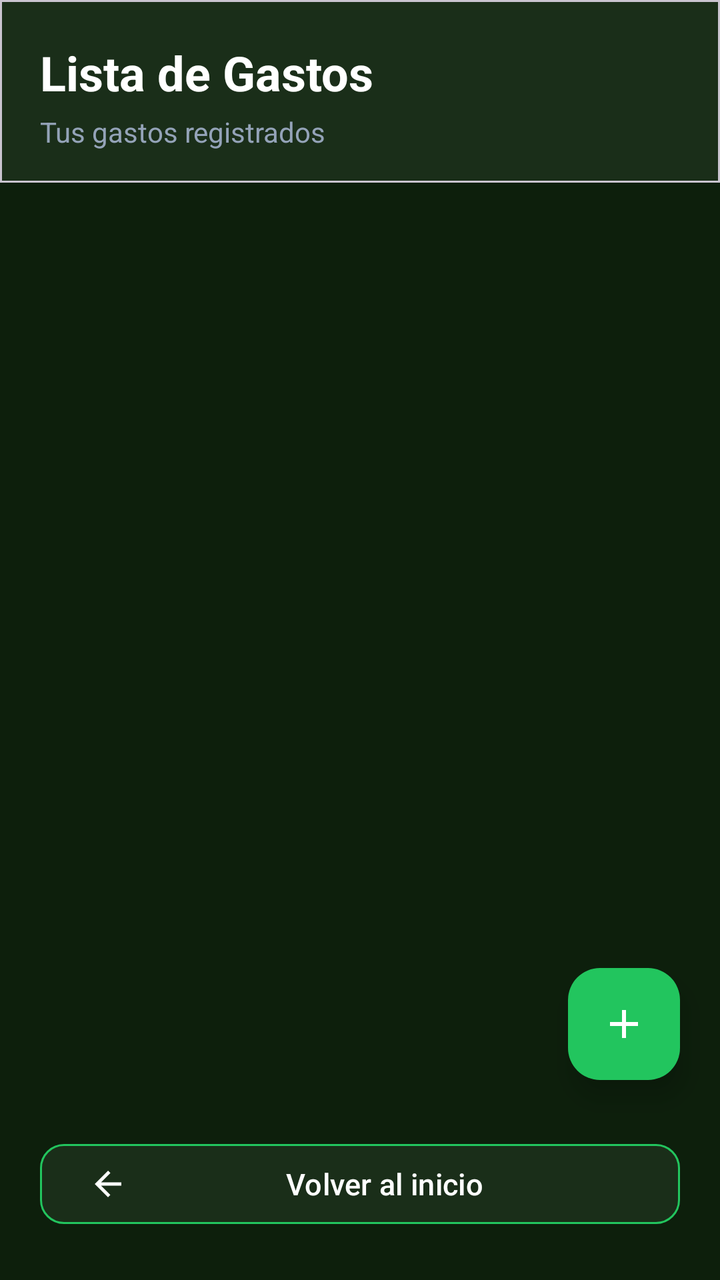
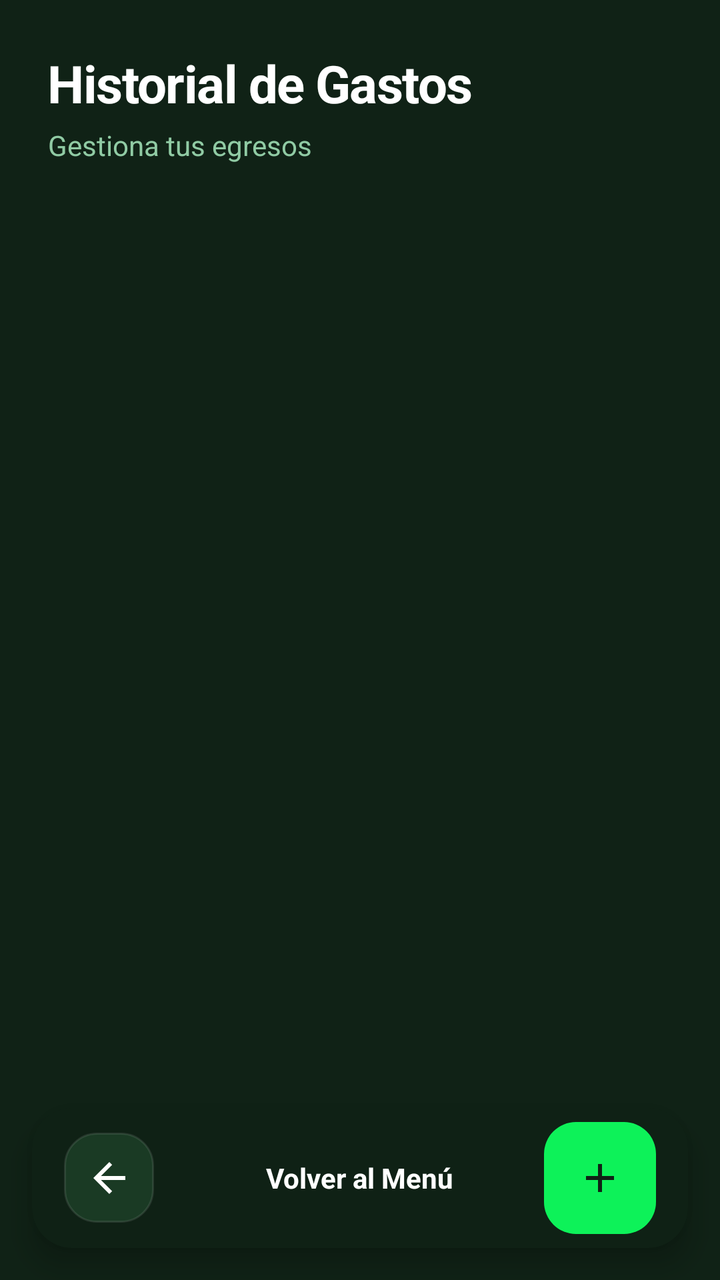

The first picture is an Android layout as it rendered before a commit; the second is the same layout after the commit. The layout source and the unified diff follow.
<!-- AndroidManifest.xml: application theme Theme.IngresosGastosApp -->
<!-- res/layout/fragment_list_gastos.xml -->
<?xml version="1.0" encoding="utf-8"?>
<androidx.constraintlayout.widget.ConstraintLayout
    xmlns:android="http://schemas.android.com/apk/res/android"
    xmlns:app="http://schemas.android.com/apk/res-auto"
    xmlns:tools="http://schemas.android.com/tools"
    android:layout_width="match_parent"
    android:layout_height="match_parent"
    android:background="@color/bg_dark">

    <com.google.android.material.card.MaterialCardView
        android:id="@+id/card_header_gastos"
        android:layout_width="0dp"
        android:layout_height="wrap_content"
        app:cardCornerRadius="0dp"
        app:cardElevation="0dp"
        app:cardBackgroundColor="@color/bg_dark_card"
        android:layout_marginBottom="16dp"
        app:layout_constraintTop_toTopOf="parent"
        app:layout_constraintStart_toStartOf="parent"
        app:layout_constraintEnd_toEndOf="parent">

        <LinearLayout
            android:layout_width="match_parent"
            android:layout_height="wrap_content"
            android:orientation="vertical"
            android:paddingHorizontal="20dp"
            android:paddingTop="20dp"
            android:paddingBottom="16dp">

            <TextView
                android:id="@+id/tvTituloGastos"
                android:layout_width="wrap_content"
                android:layout_height="wrap_content"
                android:text="Lista de Gastos"
                android:textSize="24sp"
                android:textStyle="bold"
                android:textColor="@color/text_on_dark"/>

            <TextView
                android:id="@+id/tvSubtitleGastos"
                android:layout_width="wrap_content"
                android:layout_height="wrap_content"
                android:text="Tus gastos registrados"
                android:textSize="14sp"
                android:textColor="@color/text_on_dark_muted"
                android:layout_marginTop="4dp"/>
        </LinearLayout>
    </com.google.android.material.card.MaterialCardView>

    <androidx.recyclerview.widget.RecyclerView
        android:id="@+id/recyclerviewGastos"
        android:layout_width="0dp"
        android:layout_height="0dp"
        android:paddingHorizontal="16dp"
        android:paddingTop="8dp"
        android:paddingBottom="88dp"
        android:clipToPadding="false"
        android:overScrollMode="never"
        app:layout_constraintTop_toBottomOf="@id/card_header_gastos"
        app:layout_constraintBottom_toTopOf="@id/btnVolverMainGastos"
        app:layout_constraintStart_toStartOf="parent"
        app:layout_constraintEnd_toEndOf="parent"/>

    <com.google.android.material.button.MaterialButton
        android:id="@+id/btnVolverMainGastos"
        style="@style/Widget.Material3.Button.OutlinedButton"
        android:layout_width="0dp"
        android:layout_height="wrap_content"
        android:text="Volver al inicio"
        android:textAllCaps="false"
        android:textSize="15sp"
        android:textColor="@color/text_on_dark"
        app:strokeColor="@color/green_accent"
        app:strokeWidth="1dp"
        app:backgroundTint="@color/bg_dark_card"
        app:cornerRadius="12dp"
        app:icon="@drawable/ic_arrow_back"
        app:iconTint="@color/white"
        app:iconSize="20dp"
        android:layout_marginHorizontal="20dp"
        android:layout_marginBottom="24dp"
        app:layout_constraintBottom_toBottomOf="parent"
        app:layout_constraintStart_toStartOf="parent"
        app:layout_constraintEnd_toEndOf="parent"/>

    <com.google.android.material.floatingactionbutton.FloatingActionButton
        android:id="@+id/floatingActionButtonGasto"
        android:layout_width="wrap_content"
        android:layout_height="wrap_content"
        android:contentDescription="Agregar nuevo gasto"
        app:srcCompat="@drawable/ic_add"
        app:tint="@color/white"
        app:backgroundTint="@color/green_accent"
        app:fabSize="normal"
        app:elevation="8dp"
        app:layout_constraintBottom_toBottomOf="parent"
        app:layout_constraintEnd_toEndOf="parent"
        android:layout_marginEnd="20dp"
        android:layout_marginBottom="100dp"/>
</androidx.constraintlayout.widget.ConstraintLayout>
<!-- resources referenced by this layout -->
<resources>
  <color name="bg_dark">#0D1F0C</color>
  <color name="bg_dark_card">#1A2E19</color>
  <color name="green_accent">#22C55E</color>
  <color name="text_on_dark">#FFFFFF</color>
  <color name="text_on_dark_muted">#94A3B8</color>
  <color name="white">#FFFFFFFF</color>
  <!-- drawable ic_add (drawable) -->
  <vector xmlns:android="http://schemas.android.com/apk/res/android" android:height="24dp" android:tint="#000000" android:viewportHeight="24" android:viewportWidth="24" android:width="24dp">
        
      <path android:fillColor="@android:color/white" android:pathData="M19,13h-6v6h-2v-6H5v-2h6V5h2v6h6v2z"/>
      
  </vector>
  <!-- drawable ic_arrow_back (drawable) -->
  <?xml version="1.0" encoding="utf-8"?>
  <vector xmlns:android="http://schemas.android.com/apk/res/android"
      android:width="24dp"
      android:height="24dp"
      android:viewportWidth="24"
      android:viewportHeight="24">
      <path
          android:fillColor="#FFFFFF"
          android:pathData="M20,11H7.83l5.59-5.59L12,4l-8,8 8,8 1.41-1.41L7.83,13H20v-2z"/>
  </vector>
  <style name="Theme.IngresosGastosApp" parent="Base.Theme.IngresosGastosApp" />
  <style name="Base.Theme.IngresosGastosApp" parent="Theme.Material3.DayNight.NoActionBar">
          <item name="colorPrimary">@color/green_accent</item>
          <item name="colorPrimaryContainer">@color/bg_dark_card</item>
          <item name="colorOnPrimary">@color/white</item>
          <item name="android:statusBarColor">@color/stitch_background</item>
          <item name="android:navigationBarColor">@color/stitch_background</item>
          <item name="android:windowBackground">@color/stitch_background</item>
          <item name="android:windowLightStatusBar">false</item>
          <item name="shapeAppearanceOverlay">@style/CircleImage</item>
      </style>
  <color name="stitch_background">#102216</color>
  <style name="CircleImage">
          <item name="cornerSize">50%</item>
      </style>
</resources>

<!-- the commit's change to res/layout/fragment_list_gastos.xml (unified diff, before → after) -->
@@ -5,96 +5,99 @@
     xmlns:tools="http://schemas.android.com/tools"
     android:layout_width="match_parent"
     android:layout_height="match_parent"
-    android:background="@color/bg_dark">
+    android:background="@color/stitch_background">
 
-    <com.google.android.material.card.MaterialCardView
-        android:id="@+id/card_header_gastos"
+    
+    <LinearLayout
+        android:id="@+id/header_container"
         android:layout_width="0dp"
         android:layout_height="wrap_content"
-        app:cardCornerRadius="0dp"
-        app:cardElevation="0dp"
-        app:cardBackgroundColor="@color/bg_dark_card"
-        android:layout_marginBottom="16dp"
+        android:orientation="vertical"
+        android:padding="24dp"
         app:layout_constraintTop_toTopOf="parent"
         app:layout_constraintStart_toStartOf="parent"
         app:layout_constraintEnd_toEndOf="parent">
 
-        <LinearLayout
-            android:layout_width="match_parent"
+        <TextView
+            android:id="@+id/tvTituloGastos"
+            android:layout_width="wrap_content"
             android:layout_height="wrap_content"
-            android:orientation="vertical"
-            android:paddingHorizontal="20dp"
-            android:paddingTop="20dp"
-            android:paddingBottom="16dp">
+            android:text="Historial de Gastos"
+            android:textSize="26sp"
+            android:textStyle="bold"
+            android:textColor="@color/white"
+            android:letterSpacing="-0.02"/>
 
-            <TextView
-                android:id="@+id/tvTituloGastos"
-                android:layout_width="wrap_content"
-                android:layout_height="wrap_content"
-                android:text="Lista de Gastos"
-                android:textSize="24sp"
-                android:textStyle="bold"
-                android:textColor="@color/text_on_dark"/>
+        <TextView
+            android:id="@+id/tvSubtitleGastos"
+            android:layout_width="wrap_content"
+            android:layout_height="wrap_content"
+            android:text="Gestiona tus egresos"
+            android:textSize="14sp"
+            android:textColor="@color/stitch_text_muted"
+            android:layout_marginTop="4dp"/>
+    </LinearLayout>
 
-            <TextView
-                android:id="@+id/tvSubtitleGastos"
-                android:layout_width="wrap_content"
-                android:layout_height="wrap_content"
-                android:text="Tus gastos registrados"
-                android:textSize="14sp"
-                android:textColor="@color/text_on_dark_muted"
-                android:layout_marginTop="4dp"/>
-        </LinearLayout>
-    </com.google.android.material.card.MaterialCardView>
-
+    
     <androidx.recyclerview.widget.RecyclerView
         android:id="@+id/recyclerviewGastos"
         android:layout_width="0dp"
         android:layout_height="0dp"
+        android:clipToPadding="false"
+        android:paddingBottom="100dp"
         android:paddingHorizontal="16dp"
-        android:paddingTop="8dp"
-        android:paddingBottom="88dp"
-        android:clipToPadding="false"
-        android:overScrollMode="never"
-        app:layout_constraintTop_toBottomOf="@id/card_header_gastos"
-        app:layout_constraintBottom_toTopOf="@id/btnVolverMainGastos"
-        app:layout_constraintStart_toStartOf="parent"
-        app:layout_constraintEnd_toEndOf="parent"/>
-
-    <com.google.android.material.button.MaterialButton
-        android:id="@+id/btnVolverMainGastos"
-        style="@style/Widget.Material3.Button.OutlinedButton"
-        android:layout_width="0dp"
-        android:layout_height="wrap_content"
-        android:text="Volver al inicio"
-        android:textAllCaps="false"
-        android:textSize="15sp"
-        android:textColor="@color/text_on_dark"
-        app:strokeColor="@color/green_accent"
-        app:strokeWidth="1dp"
-        app:backgroundTint="@color/bg_dark_card"
-        app:cornerRadius="12dp"
-        app:icon="@drawable/ic_arrow_back"
-        app:iconTint="@color/white"
-        app:iconSize="20dp"
-        android:layout_marginHorizontal="20dp"
-        android:layout_marginBottom="24dp"
+        app:layout_constraintTop_toBottomOf="@id/header_container"
         app:layout_constraintBottom_toBottomOf="parent"
         app:layout_constraintStart_toStartOf="parent"
         app:layout_constraintEnd_toEndOf="parent"/>
 
-    <com.google.android.material.floatingactionbutton.FloatingActionButton
-        android:id="@+id/floatingActionButtonGasto"
-        android:layout_width="wrap_content"
-        android:layout_height="wrap_content"
-        android:contentDescription="Agregar nuevo gasto"
-        app:srcCompat="@drawable/ic_add"
-        app:tint="@color/white"
-        app:backgroundTint="@color/green_accent"
-        app:fabSize="normal"
-        app:elevation="8dp"
+    
+    <androidx.cardview.widget.CardView
+        android:id="@+id/bottom_bar"
+        android:layout_width="0dp"
+        android:layout_height="70dp"
+        android:layout_margin="16dp"
+        app:cardBackgroundColor="#E6102216"
+        app:cardCornerRadius="20dp"
+        app:cardElevation="8dp"
         app:layout_constraintBottom_toBottomOf="parent"
-        app:layout_constraintEnd_toEndOf="parent"
-        android:layout_marginEnd="20dp"
-        android:layout_marginBottom="100dp"/>
+        app:layout_constraintStart_toStartOf="parent"
+        app:layout_constraintEnd_toEndOf="parent">
+
+        <RelativeLayout
+            android:layout_width="match_parent"
+            android:layout_height="match_parent"
+            android:paddingHorizontal="16dp">
+
+            <ImageButton
+                android:id="@+id/btnVolverMainGastos"
+                android:layout_width="45dp"
+                android:layout_height="45dp"
+                android:layout_centerVertical="true"
+                android:background="@drawable/bg_stitch_card"
+                android:src="@drawable/ic_arrow_back"
+                app:tint="@color/white" />
+
+            <TextView
+                android:layout_width="wrap_content"
+                android:layout_height="wrap_content"
+                android:layout_centerInParent="true"
+                android:text="Volver al Menú"
+                android:textColor="@color/white"
+                android:textStyle="bold" />
+
+            <com.google.android.material.floatingactionbutton.FloatingActionButton
+                android:id="@+id/floatingActionButtonGasto"
+                android:layout_width="wrap_content"
+                android:layout_height="wrap_content"
+                android:layout_alignParentEnd="true"
+                android:layout_centerVertical="true"
+                app:backgroundTint="@color/stitch_primary"
+                app:fabSize="mini"
+                app:srcCompat="@drawable/ic_add"
+                app:tint="@color/stitch_background"
+                app:elevation="0dp"/>
+        </RelativeLayout>
+    </androidx.cardview.widget.CardView>
+
 </androidx.constraintlayout.widget.ConstraintLayout>
<!-- resource entries referenced after the edit -->
@@ -1,11 +1,15 @@
 <!-- resources referenced by this layout -->
 <resources>
-  <color name="bg_dark">#0D1F0C</color>
   <color name="bg_dark_card">#1A2E19</color>
   <color name="green_accent">#22C55E</color>
-  <color name="text_on_dark">#FFFFFF</color>
-  <color name="text_on_dark_muted">#94A3B8</color>
   <color name="white">#FFFFFFFF</color>
+  <!-- drawable bg_stitch_card (drawable) -->
+  <?xml version="1.0" encoding="utf-8"?>
+  <shape xmlns:android="http://schemas.android.com/apk/res/android">
+      <solid android:color="#1A3A24" />
+      <corners android:radius="16dp" />
+      <stroke android:width="1dp" android:color="#1AFFFFFF" />
+  </shape>
   <!-- drawable ic_add (drawable) -->
   <vector xmlns:android="http://schemas.android.com/apk/res/android" android:height="24dp" android:tint="#000000" android:viewportHeight="24" android:viewportWidth="24" android:width="24dp">
         
@@ -35,6 +39,8 @@
           <item name="shapeAppearanceOverlay">@style/CircleImage</item>
       </style>
   <color name="stitch_background">#102216</color>
+  <color name="stitch_primary">#0df259</color>
+  <color name="stitch_text_muted">#90cba4</color>
   <style name="CircleImage">
           <item name="cornerSize">50%</item>
       </style>
